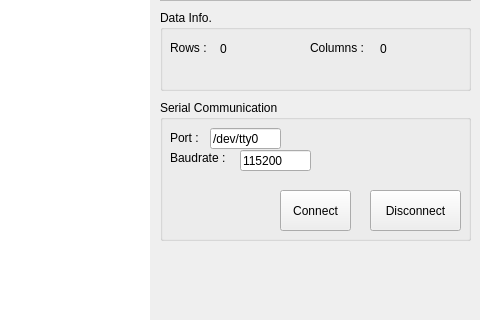
elecun/flame-utility, file app/fftviewer/gui.ui: the form before one commit; both pictures show x 650 to 1130 and y 369 to 689 of the 1130 by 983 pixel window.
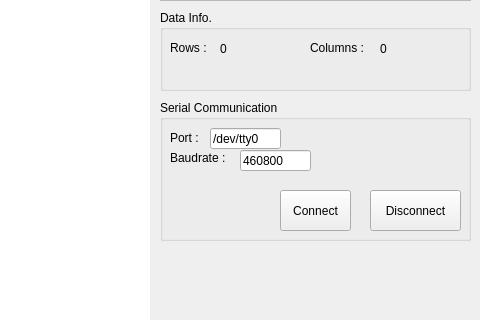
The form after the commit.

Commit message: add serial comm interface

What changed in the file:
```diff
--- a/app/fftviewer/gui.ui
+++ b/app/fftviewer/gui.ui
@@ -413,7 +413,7 @@
       </rect>
      </property>
      <property name="text">
-      <string>115200</string>
+      <string>460800</string>
      </property>
     </widget>
     <widget class="QPushButton" name="btn_connect">
```
Left out of the diff: 4 changed lines with no effect on the pictures. The commit also changes 1 other file.
